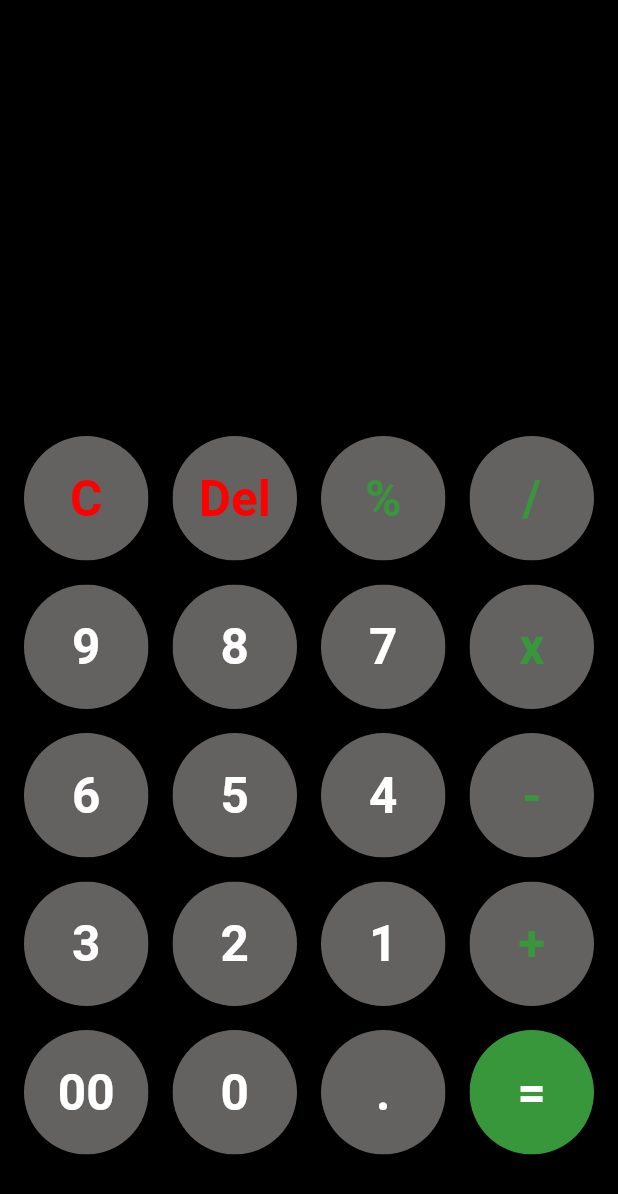
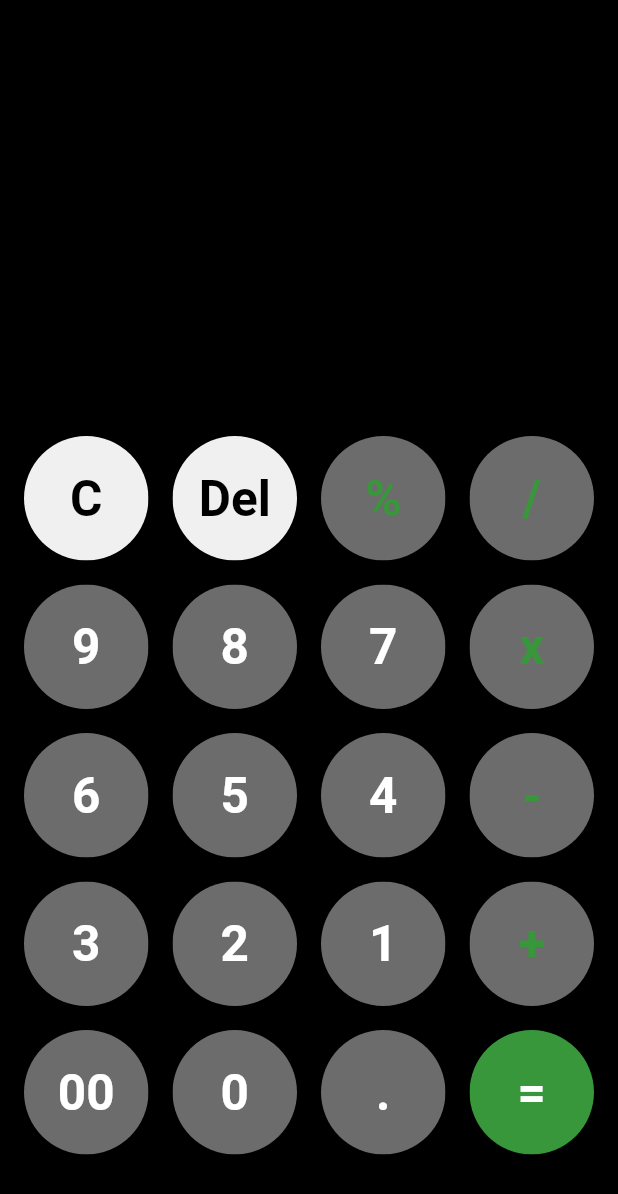
Before and after one commit to hamzar98980/Calculator-App-Flutter, a Flutter app: the screen it shows after launch, on a phone screen of 412 x 824 dp. Shown: the top 1194 px of the screen. Run offline on Flutter 3.47's test engine with Material 2 defaults, Android fonts, the phone set to English and light mode, and no system bars; our stand-ins replace math_expressions.

Commit message:
Color Changes

```diff
--- a/lib/main.dart
+++ b/lib/main.dart
@@ -68,6 +68,7 @@ class _calculatorState extends State<calculator> {
               Expanded(
                   child: Container(
                 padding: EdgeInsets.all(10),
+                // color: Colors.white,
                 alignment: Alignment.bottomLeft,
                 child: Text(
                   userans,
@@ -76,6 +77,7 @@ class _calculatorState extends State<calculator> {
               )),
               Container(
                 padding: EdgeInsets.all(20),
+                // color: Colors.white,
                 alignment: Alignment.bottomRight,
                 child: Text(
                   userques,
@@ -106,9 +108,10 @@ class _calculatorState extends State<calculator> {
                             buttontxt: buttons[index],
                             Color: colorequal(buttons[index])
                                 ? Color.fromARGB(255, 55, 151, 58)
-                                : Color.fromARGB(255, 100, 97, 97),
+                                // : Color.fromRGBO(108, 108, 109, 100)
+                                : Color.fromRGBO(240, 240, 240, 100),
                             txtcolor: isopertae(buttons[index])
-                                ? Color.fromARGB(255, 255, 0, 0)
+                                ? Color.fromARGB(255, 0, 0, 0)
                                 : Colors.white,
                           );
                         } else if (index == 1) {
@@ -122,8 +125,8 @@ class _calculatorState extends State<calculator> {
                             buttontxt: buttons[index],
                             Color: colorequal(buttons[index])
                                 ? Color.fromARGB(255, 55, 151, 58)
-                                : Color.fromARGB(255, 100, 97, 97),
-                            txtcolor: Color.fromARGB(255, 255, 0, 0),
+                                : Color.fromRGBO(240, 240, 240, 100),
+                            txtcolor: Color.fromARGB(255, 0, 0, 0),
                           );
                         } else if (index == buttons.length - 1) {
                           return Mybutton(
@@ -150,7 +153,7 @@ class _calculatorState extends State<calculator> {
                             buttontxt: buttons[index],
                             Color: colorequal(buttons[index])
                                 ? Color.fromARGB(255, 55, 151, 58)
-                                : Color.fromARGB(255, 100, 97, 97),
+                                : Color.fromRGBO(108, 108, 109, 100),
                             txtcolor: isopertae(buttons[index])
                                 ? Color.fromARGB(255, 55, 151, 58)
                                 : Colors.white,
```
